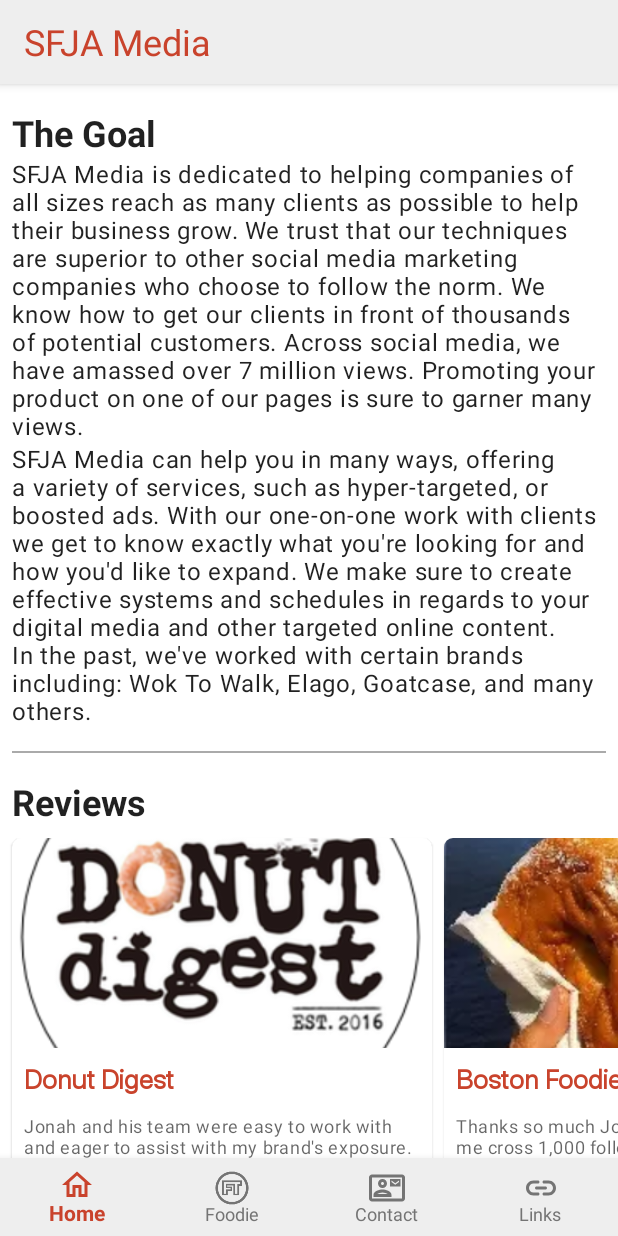
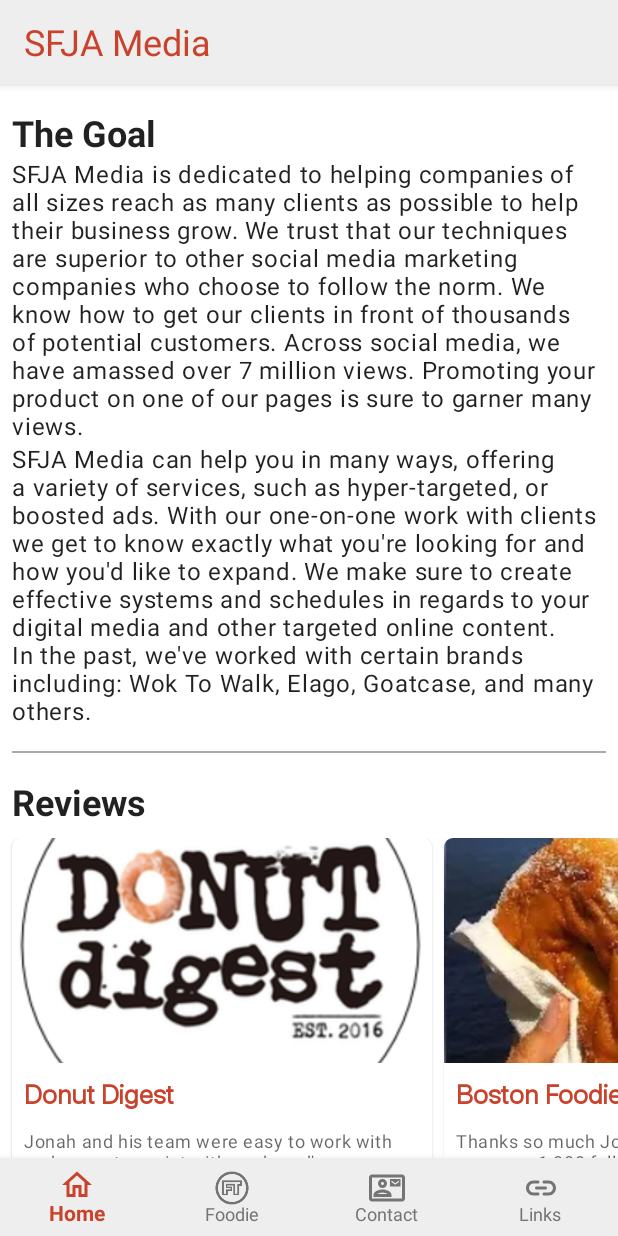
Before and after one commit to itadreik4/SFJAMediaAndroid, an Android app: the screen it shows after launch (MainActivity), on a phone screen of 412 x 824 dp. Run offline under Robolectric (Android 15) with nearby library versions, the phone set to English and light mode, and no system bars; our stand-ins replace navigation-ui; 1 statement that could not run was skipped.

Commit message:
increased the size of the image on the cards

```diff
--- a/app/src/main/res/layout/fragment_home.xml
+++ b/app/src/main/res/layout/fragment_home.xml
@@ -105,7 +105,7 @@
                         <ImageView
                             android:id="@+id/imageView20"
                             android:layout_width="0dp"
-                            android:layout_height="140dp"
+                            android:layout_height="150dp"
                             android:scaleType="centerCrop"
                             app:layout_constraintEnd_toEndOf="parent"
                             app:layout_constraintStart_toStartOf="parent"
@@ -174,7 +174,7 @@
                         <ImageView
                             android:id="@+id/imageView21"
                             android:layout_width="0dp"
-                            android:layout_height="140dp"
+                            android:layout_height="150dp"
                             android:scaleType="centerCrop"
                             app:layout_constraintEnd_toEndOf="parent"
                             app:layout_constraintStart_toStartOf="parent"
@@ -241,7 +241,7 @@
                         <ImageView
                             android:id="@+id/imageView22"
                             android:layout_width="0dp"
-                            android:layout_height="140dp"
+                            android:layout_height="150dp"
                             android:scaleType="centerCrop"
                             app:layout_constraintEnd_toEndOf="parent"
                             app:layout_constraintStart_toStartOf="parent"
@@ -308,7 +308,7 @@
                         <ImageView
                             android:id="@+id/imageView23"
                             android:layout_width="0dp"
-                            android:layout_height="140dp"
+                            android:layout_height="150dp"
                             android:scaleType="centerCrop"
                             app:layout_constraintEnd_toEndOf="parent"
                             app:layout_constraintStart_toStartOf="parent"
@@ -377,7 +377,7 @@
                         <ImageView
                             android:id="@+id/imageView24"
                             android:layout_width="0dp"
-                            android:layout_height="140dp"
+                            android:layout_height="150dp"
                             android:scaleType="centerCrop"
                             app:layout_constraintEnd_toEndOf="parent"
                             app:layout_constraintStart_toStartOf="parent"
```
